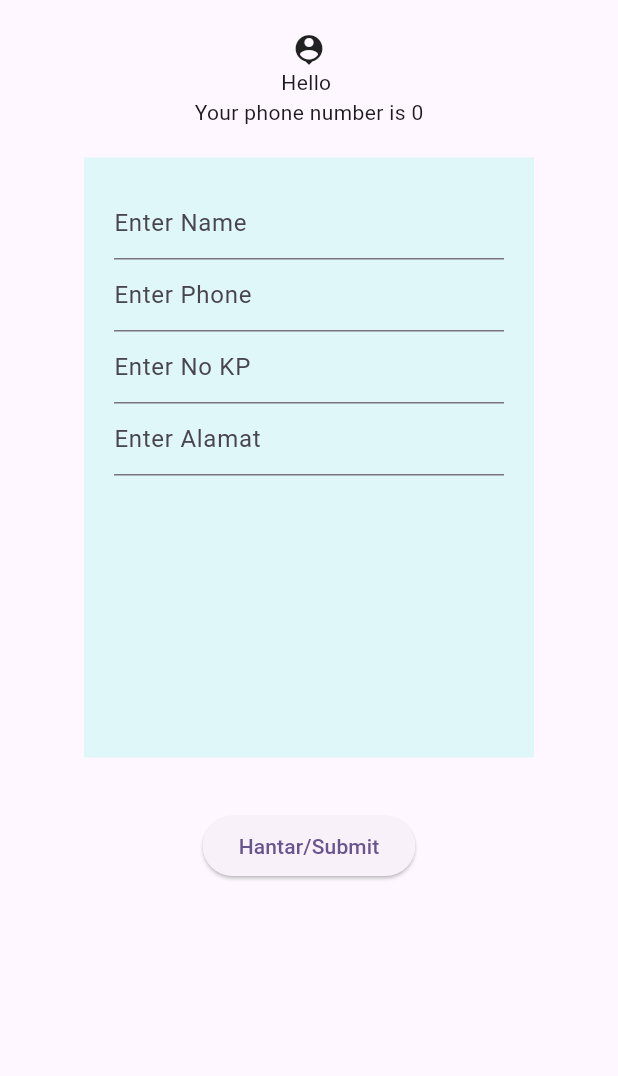
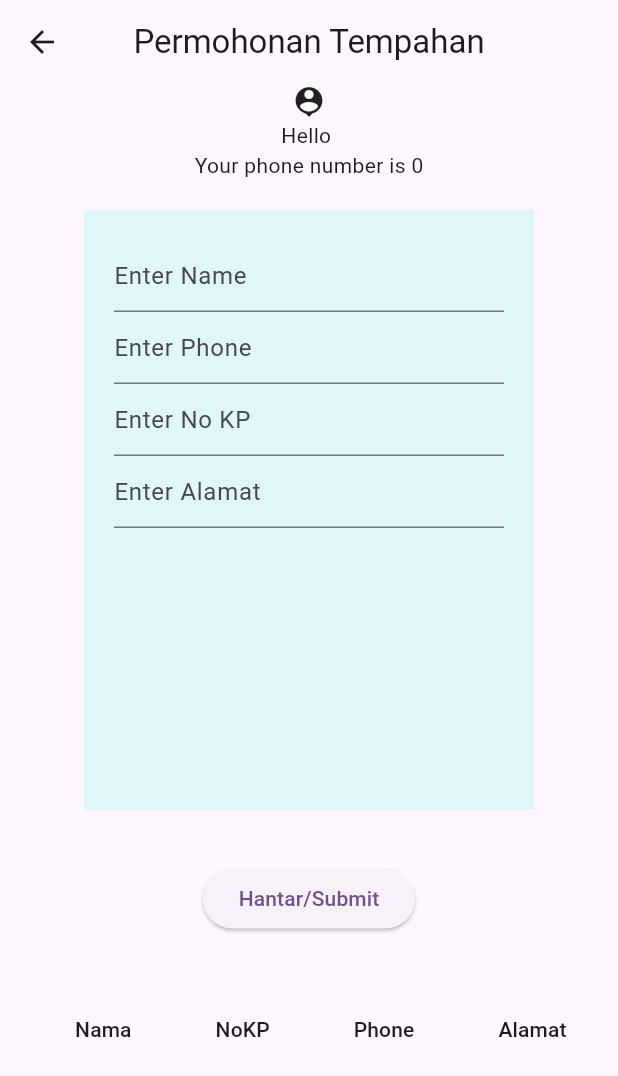
Before and after one commit to arifirfaan/e_tempahan, a Flutter app: the screen it shows after launch, after a tap on "Application Form", on a phone screen of 412 x 824 dp. Shown: the top 1076 px of the screen. Run offline on Flutter 3.47's test engine with Material 3 defaults, Android fonts, the phone set to English and light mode, and no system bars.

Commit message:
update datatable

```diff
--- a/lib/main.dart
+++ b/lib/main.dart
@@ -12,6 +12,7 @@ class MyApp extends StatelessWidget {
   @override
   Widget build(BuildContext context) {
     return MaterialApp(
+      debugShowCheckedModeBanner: false,
       title: 'Flutter Demo',
       theme: ThemeData(
         // This is the theme of your application.
--- a/lib/views/view_form.dart
+++ b/lib/views/view_form.dart
@@ -51,8 +51,7 @@ class _ViewFormState extends State<ViewForm> {
             nama: _controllerName.text,
             noKP: int.parse(_controllerNoKP.text),
             alamat: _controllerAlamat.text,
-            noPhone: int.parse(_controllerPhone.text))
-        );
+            noPhone: int.parse(_controllerPhone.text)));
       }
 
       _controllerName.clear();
@@ -70,6 +69,10 @@ class _ViewFormState extends State<ViewForm> {
   @override
   Widget build(BuildContext context) {
     return Scaffold(
+      appBar: AppBar(
+        title: Text("Permohonan Tempahan"),
+        centerTitle: true,
+      ),
       body: Center(
         child: Column(
           mainAxisAlignment: MainAxisAlignment.center,
@@ -110,19 +113,34 @@ class _ViewFormState extends State<ViewForm> {
                   onPressed: onSubmit, child: Text("Hantar/Submit")),
             ),
             Container(
-              padding: EdgeInsets.all(20),
-              width: 400,
-              height: 200,
-              child: ListView.builder(
-                itemCount: listpermohonan.length,
-                itemBuilder: (context, int index) {
-                return Text(
-                  listpermohonan[index].toString() +
-                  listpermohonan[index].nama +
-                  listpermohonan[index].alamat
-                );
-              }),
-            )
+                padding: EdgeInsets.all(20),
+                width: 400,
+                height: 200,
+                child: DataTable(
+                  columns: [
+                    DataColumn(label: Text("Nama")),
+                    DataColumn(label: Text("NoKP")),
+                    DataColumn(label: Text("Phone")),
+                    DataColumn(label: Text("Alamat"))
+                  ],
+                  rows: listpermohonan.map((list) {
+                    return DataRow(cells: [
+                      DataCell(Text(list.nama)),
+                      DataCell(Text(list.noKP.toString())),
+                      DataCell(Text(list.noPhone.toString())),
+                      DataCell(Text(list.alamat)),
+                    ]);
+                  }).toList(),
+                )
+                // ListView.builder(
+                //   itemCount: listpermohonan.length,
+                //   itemBuilder: (context, int index) {
+                //   return Text(
+                //     listpermohonan[index].nama +
+                //     listpermohonan[index].alamat
+                //   );
+                // }),
+                )
           ],
         ),
       ),
```
